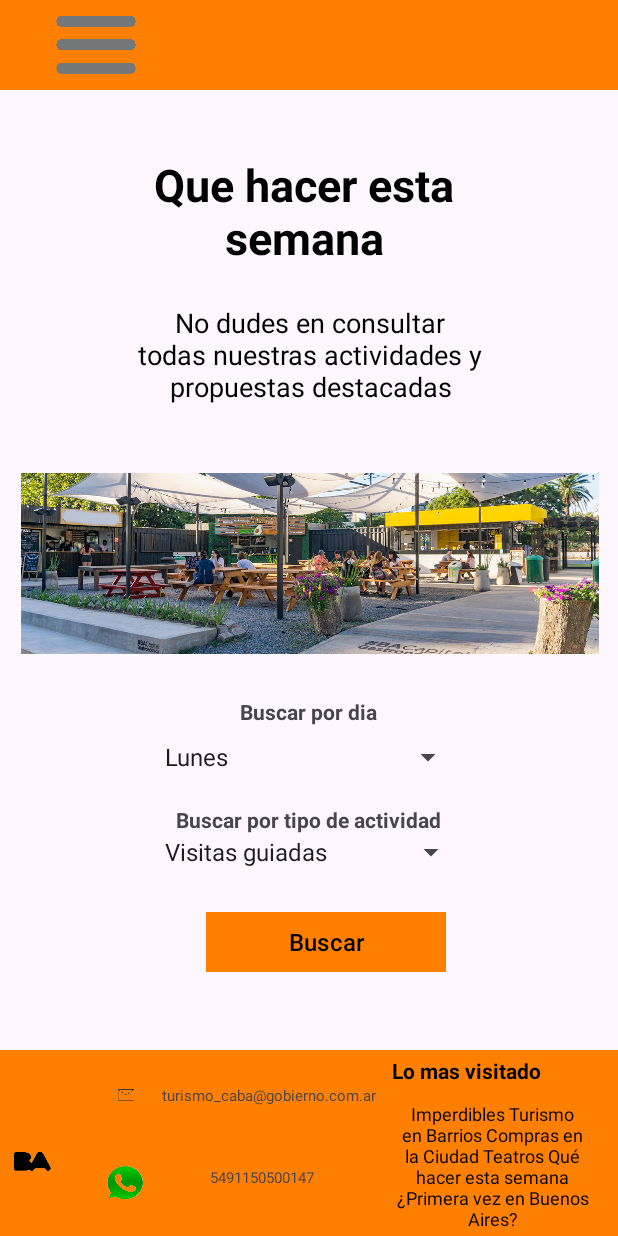
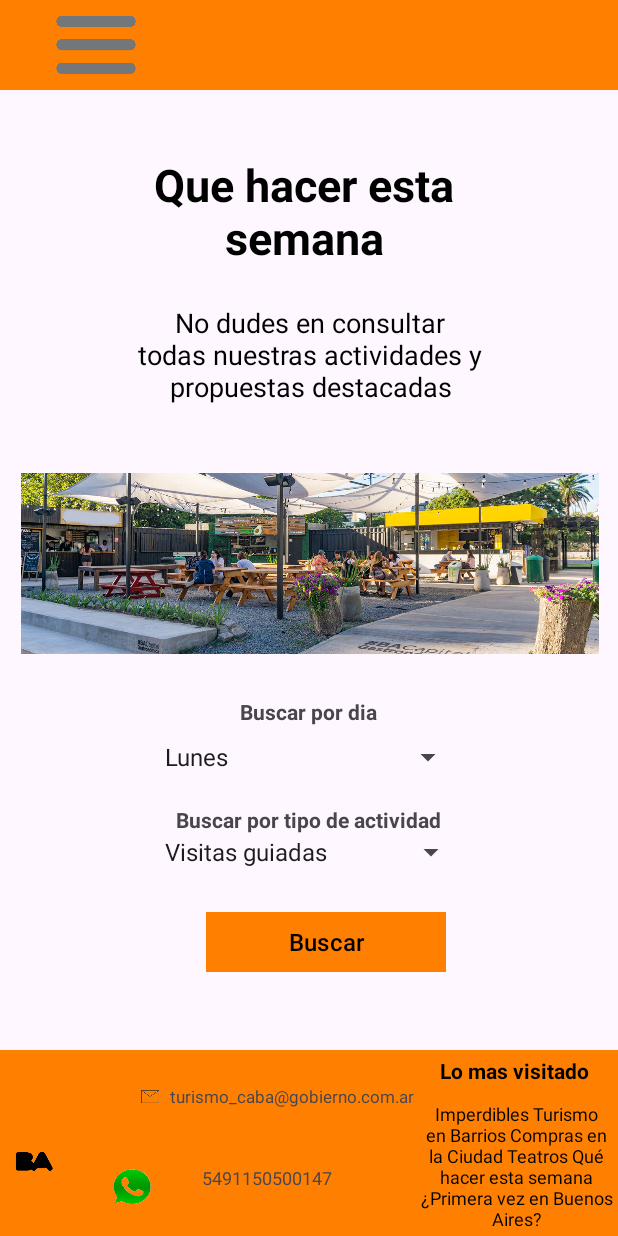
Before and after one commit to seezelop/final-am-acm4a-asad-lopez, an Android app: the screen it shows after launch (MainActivity), on a phone screen of 412 x 824 dp. Run offline under Robolectric (Android 15) with nearby library versions, the light colour scheme and no system bars.

Commit message:
update: I update Martina's changes.

```diff
--- a/app/src/main/AndroidManifest.xml
+++ b/app/src/main/AndroidManifest.xml
@@ -13,6 +13,9 @@
         android:theme="@style/Theme.Parcial1amacm4aasadlopez"
         tools:targetApi="31">
         <activity
+            android:name=".martes_gastronomia"
+            android:exported="false" />
+        <activity
             android:name=".lunes_visitas"
             android:exported="false" />
         <activity
--- a/app/src/main/java/com/example/parcial_1_am_acm4a_asad_lopez/MainActivity.java
+++ b/app/src/main/java/com/example/parcial_1_am_acm4a_asad_lopez/MainActivity.java
@@ -15,6 +15,7 @@ import android.widget.ArrayAdapter;
 import android.widget.Button;
 import android.widget.PopupWindow;
 import android.widget.Spinner;
+import android.widget.TextView;
 import android.widget.Toast;
 
 import java.util.ArrayList;
@@ -24,10 +25,15 @@ public class MainActivity extends AppCompatActivity {
     private Spinner spinner1;
     private Spinner spinner2;
 
+
+
     @Override
     protected void onCreate(Bundle savedInstanceState) {
         super.onCreate(savedInstanceState);
         setContentView(R.layout.activity_main);
+
+        TextView contenido_d = findViewById(R.id.contenido_dia);
+        contenido_d.setText(R.string.contenido_dia);
 
         miBoton = findViewById(R.id.btn_contenido_buscar);
         spinner1 = findViewById(R.id.opciones_dia);
--- a/app/src/main/java/com/example/parcial_1_am_acm4a_asad_lopez/martes_gastronomia.java
+++ b/app/src/main/java/com/example/parcial_1_am_acm4a_asad_lopez/martes_gastronomia.java
@@ -1,4 +1,14 @@
 package com.example.parcial_1_am_acm4a_asad_lopez;
 
-public class martes_gastronomia {
+import androidx.appcompat.app.AppCompatActivity;
+
+import android.os.Bundle;
+
+public class martes_gastronomia extends AppCompatActivity {
+
+    @Override
+    protected void onCreate(Bundle savedInstanceState) {
+        super.onCreate(savedInstanceState);
+        setContentView(R.layout.activity_martes_gastronomia);
+    }
 }
--- a/app/src/main/res/layout/activity_lunes_visitas.xml
+++ b/app/src/main/res/layout/activity_lunes_visitas.xml
@@ -103,8 +103,8 @@
                     android:background="@color/lightgrey"
                     android:text="@string/bus_turistico"
                     android:textColor="@color/black"
+                    android:textSize="18sp"
                     android:textStyle="bold"
-                    android:textSize="18sp"
                     app:layout_constraintEnd_toEndOf="parent"
                     app:layout_constraintStart_toStartOf="parent" />
 
--- a/app/src/main/res/layout/activity_main.xml
+++ b/app/src/main/res/layout/activity_main.xml
@@ -12,6 +12,7 @@
         android:layout_height="124dp"
         android:layout_marginTop="498dp"
         android:background="@color/orange"
+        android:baselineAligned="true"
         android:orientation="horizontal"
         app:layout_constraintBottom_toBottomOf="parent"
         app:layout_constraintEnd_toEndOf="parent"
@@ -29,7 +30,7 @@
                 android:id="@+id/footer_destacados"
                 android:layout_width="286dp"
                 android:layout_height="wrap_content"
-                android:layout_marginStart="168dp"
+                android:layout_marginStart="200dp"
                 android:layout_marginTop="4dp"
                 android:layout_weight="1"
                 android:text="@string/footer_principales"
@@ -43,7 +44,7 @@
                 android:id="@+id/footer_descripcion"
                 android:layout_width="136dp"
                 android:layout_height="90dp"
-                android:layout_marginStart="260dp"
+                android:layout_marginStart="276dp"
                 android:text="@string/footer_sugerencias"
                 android:textAlignment="center"
                 android:textColor="@color/black"
@@ -55,8 +56,9 @@
 
             <ImageView
                 android:id="@+id/icon_email"
-                android:layout_width="48dp"
-                android:layout_height="45dp"
+                android:layout_width="53dp"
+                android:layout_height="54dp"
+                android:contentDescription="@string/descripcion_icono_correo"
                 app:layout_constraintBottom_toTopOf="@+id/icon_whats"
                 app:layout_constraintEnd_toStartOf="@+id/footer_destacados"
                 app:layout_constraintStart_toStartOf="parent"
@@ -65,8 +67,9 @@
 
             <ImageView
                 android:id="@+id/icon_whats"
-                android:layout_width="90dp"
-                android:layout_height="56dp"
+                android:layout_width="94dp"
+                android:layout_height="57dp"
+                android:contentDescription="@string/descripcion_icono_whats"
                 app:layout_constraintBottom_toBottomOf="parent"
                 app:layout_constraintEnd_toStartOf="@+id/footer_descripcion"
                 app:layout_constraintHorizontal_bias="0.224"
@@ -79,6 +82,7 @@
                 android:id="@+id/icon_BA"
                 android:layout_width="128dp"
                 android:layout_height="99dp"
+                android:contentDescription="@string/descripcion_icono_ba"
                 app:layout_constraintBottom_toBottomOf="parent"
                 app:layout_constraintEnd_toStartOf="@+id/icon_whats"
                 app:layout_constraintHorizontal_bias="0.488"
@@ -91,11 +95,11 @@
                 android:id="@+id/text_turismo"
                 android:layout_width="wrap_content"
                 android:layout_height="wrap_content"
-                android:text="turismo_caba@gobierno.com.ar"
-                android:textSize="10sp"
+                android:text="@string/mail_turismo"
+                android:textSize="11sp"
                 app:layout_constraintBottom_toTopOf="@+id/icon_email"
                 app:layout_constraintEnd_toStartOf="@+id/footer_descripcion"
-                app:layout_constraintHorizontal_bias="0.0"
+                app:layout_constraintHorizontal_bias="1.0"
                 app:layout_constraintStart_toEndOf="@+id/icon_email"
                 app:layout_constraintTop_toBottomOf="@+id/footer_destacados"
                 app:layout_constraintVertical_bias="0.0" />
@@ -106,14 +110,14 @@
                 android:layout_height="wrap_content"
                 android:layout_marginEnd="32dp"
                 android:layout_marginBottom="32dp"
-                android:text="5491150500147"
-                android:textSize="10sp"
+                android:text="@string/telefono_contacto"
+                android:textSize="12sp"
                 app:layout_constraintBottom_toBottomOf="parent"
                 app:layout_constraintEnd_toStartOf="@+id/footer_descripcion"
-                app:layout_constraintHorizontal_bias="0.39"
+                app:layout_constraintHorizontal_bias="0.0"
                 app:layout_constraintStart_toEndOf="@+id/icon_whats"
                 app:layout_constraintTop_toBottomOf="@+id/icon_whats"
-                app:layout_constraintVertical_bias="1.0" />
+                app:layout_constraintVertical_bias="0.977" />
         </androidx.constraintlayout.widget.ConstraintLayout>
     </LinearLayout>
 
@@ -139,7 +143,8 @@
             app:layout_constraintStart_toStartOf="parent"
             app:layout_constraintTop_toTopOf="parent"
             app:layout_constraintVertical_bias="0.0"
-            app:srcCompat="@drawable/icon_hambur" />
+            app:srcCompat="@drawable/icon_hambur"
+            android:contentDescription="@string/descripcion_icono_hamburger" />
     </androidx.constraintlayout.widget.ConstraintLayout>
 
     <LinearLayout
@@ -160,7 +165,7 @@
             android:layout_height="match_parent">
 
             <TextView
-                android:id="@+id/textView"
+                android:id="@+id/titulo_contenido"
                 android:layout_width="225dp"
                 android:layout_height="wrap_content"
                 android:text="@string/contenido_titulo"
@@ -198,7 +203,8 @@
                 app:layout_constraintEnd_toEndOf="parent"
                 app:layout_constraintStart_toStartOf="parent"
                 app:layout_constraintTop_toTopOf="parent"
-                app:srcCompat="@drawable/patio" />
+                app:srcCompat="@drawable/patio"
+                android:contentDescription="@string/descripcion_imagen_caba"/>
 
             <TextView
                 android:id="@+id/contenido_dia"
--- a/app/src/main/res/layout/activity_martes_gastronomia.xml
+++ b/app/src/main/res/layout/activity_martes_gastronomia.xml
@@ -1,6 +1,9 @@
 <?xml version="1.0" encoding="utf-8"?>
 <androidx.constraintlayout.widget.ConstraintLayout xmlns:android="http://schemas.android.com/apk/res/android"
+    xmlns:app="http://schemas.android.com/apk/res-auto"
+    xmlns:tools="http://schemas.android.com/tools"
     android:layout_width="match_parent"
-    android:layout_height="match_parent">
+    android:layout_height="match_parent"
+    tools:context=".martes_gastronomia">
 
 </androidx.constraintlayout.widget.ConstraintLayout>
--- a/app/src/main/res/values/strings.xml
+++ b/app/src/main/res/values/strings.xml
@@ -20,5 +20,12 @@
     <string name="horarios_dias_bus">Todos los días, de 9 a 17 h. (el amarillo) y de 9:30 a 18 h (el rojo)</string>
     <string name="direccion_buses">Av. Quintana 596 (el amarillo) y Diagonal Roque Sáenz Peña 728 (el rojo)</string>
     <string name="texto_descripcion_buses">Una gran forma de recorrer los barrios más emblemáticos de la Ciudad y tener una gran vista panorámica. Dos circuitos, amarillo y rojo, para que puedas apreciar lugares históricos, espacios culturales y zonas únicas. Podés ascender y descender de los buses todas las veces que desees. Consultá la promoción que ofrecen en Vacaciones de Invierno,</string>
+    <string name="descripcion_icono_correo">icono correo</string>
+    <string name="descripcion_icono_whats">icono whatsapp</string>
+    <string name="descripcion_icono_ba">icono BA</string>
+    <string name="mail_turismo">turismo_caba@gobierno.com.ar</string>
+    <string name="telefono_contacto">5491150500147</string>
+    <string name="descripcion_icono_hamburger">icono desplegable</string>
+    <string name="descripcion_imagen_caba">imagen patio caba</string>
 
 </resources>
```
